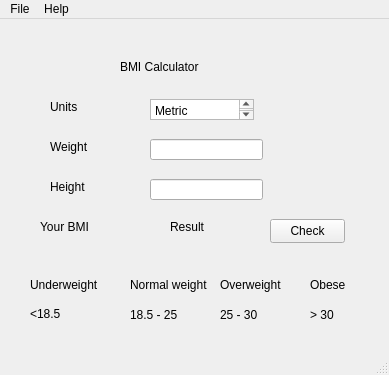
The window that Assignment - 6/bmi.ui (i-nura-l/OOP) describes before a commit, drawn with Qt 5.
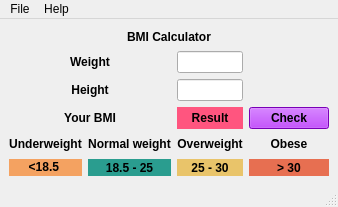
The same window after the commit.

What changed in the file:
```diff
--- a/Assignment - 6/bmi.ui
+++ b/Assignment - 6/bmi.ui
@@ -6,256 +6,270 @@
    <rect>
     <x>0</x>
     <y>0</y>
-    <width>389</width>
-    <height>375</height>
+    <width>338</width>
+    <height>207</height>
    </rect>
   </property>
   <property name="windowTitle">
    <string>MainWindow</string>
   </property>
   <widget class="QWidget" name="centralwidget">
+   <layout class="QVBoxLayout" name="verticalLayout">
+    <item>
+     <layout class="QGridLayout" name="gridLayout">
+      <item row="0" column="0" colspan="4">
    <widget class="QLabel" name="label">
-    <property name="geometry">
-     <rect>
-      <x>120</x>
-      <y>40</y>
-      <width>81</width>
-      <height>16</height>
-     </rect>
+        <property name="font">
+         <font>
+          <bold>true</bold>
+         </font>
     </property>
     <property name="text">
      <string>BMI Calculator</string>
     </property>
-   </widget>
-   <widget class="QLabel" name="label_2">
-    <property name="geometry">
-     <rect>
-      <x>50</x>
-      <y>80</y>
-      <width>49</width>
-      <height>16</height>
-     </rect>
-    </property>
-    <property name="text">
-     <string>Units</string>
-    </property>
-   </widget>
+        <property name="alignment">
+         <set>Qt::AlignCenter</set>
+        </property>
+       </widget>
+      </item>
+      <item row="1" column="0" colspan="2">
    <widget class="QLabel" name="label_3">
-    <property name="geometry">
-     <rect>
-      <x>50</x>
-      <y>120</y>
-      <width>51</width>
-      <height>16</height>
-     </rect>
+        <property name="font">
+         <font>
+          <bold>true</bold>
+         </font>
     </property>
     <property name="text">
      <string>Weight</string>
     </property>
-   </widget>
-   <widget class="QLabel" name="label_4">
-    <property name="geometry">
-     <rect>
-      <x>50</x>
-      <y>160</y>
-      <width>49</width>
-      <height>16</height>
-     </rect>
-    </property>
-    <property name="text">
-     <string>Height</string>
-    </property>
-   </widget>
-   <widget class="QLabel" name="label_5">
-    <property name="geometry">
-     <rect>
-      <x>40</x>
-      <y>200</y>
-      <width>61</width>
-      <height>16</height>
-     </rect>
-    </property>
-    <property name="text">
-     <string>Your BMI</string>
-    </property>
-   </widget>
-   <widget class="QLabel" name="result">
-    <property name="geometry">
-     <rect>
-      <x>170</x>
-      <y>200</y>
-      <width>49</width>
-      <height>16</height>
-     </rect>
-    </property>
-    <property name="text">
-     <string>Result</string>
-    </property>
-   </widget>
-   <widget class="QLabel" name="label_7">
-    <property name="geometry">
-     <rect>
-      <x>30</x>
-      <y>250</y>
-      <width>91</width>
-      <height>31</height>
-     </rect>
-    </property>
-    <property name="text">
-     <string>Underweight</string>
-    </property>
-   </widget>
+        <property name="alignment">
+         <set>Qt::AlignCenter</set>
+        </property>
+       </widget>
+      </item>
+      <item row="4" column="1">
    <widget class="QLabel" name="label_8">
-    <property name="geometry">
-     <rect>
-      <x>130</x>
-      <y>250</y>
-      <width>91</width>
-      <height>31</height>
-     </rect>
+        <property name="font">
+         <font>
+          <bold>true</bold>
+         </font>
     </property>
     <property name="text">
      <string>Normal weight</string>
     </property>
-   </widget>
-   <widget class="QLabel" name="label_9">
-    <property name="geometry">
-     <rect>
-      <x>220</x>
-      <y>250</y>
-      <width>91</width>
-      <height>31</height>
-     </rect>
-    </property>
+        <property name="alignment">
+         <set>Qt::AlignCenter</set>
+        </property>
+       </widget>
+      </item>
+      <item row="5" column="0">
+       <widget class="QLabel" name="label_14">
+        <property name="font">
+         <font>
+          <bold>true</bold>
+         </font>
+        </property>
+        <property name="styleSheet">
+         <string notr="true">background-color: #F4A261</string>
+        </property>
     <property name="text">
-     <string>Overweight</string>
-    </property>
-   </widget>
-   <widget class="QLabel" name="label_10">
-    <property name="geometry">
-     <rect>
-      <x>310</x>
-      <y>250</y>
-      <width>91</width>
-      <height>31</height>
-     </rect>
-    </property>
+         <string>&lt;18.5 </string>
+        </property>
+        <property name="alignment">
+         <set>Qt::AlignCenter</set>
+        </property>
+       </widget>
+      </item>
+      <item row="5" column="3">
+       <widget class="QLabel" name="label_13">
+        <property name="font">
+         <font>
+          <bold>true</bold>
+         </font>
+        </property>
+        <property name="styleSheet">
+         <string notr="true">background-color: rgb(231, 111, 81);</string>
+        </property>
     <property name="text">
-     <string>Obese</string>
-    </property>
-   </widget>
+         <string>&gt; 30</string>
+        </property>
+        <property name="alignment">
+         <set>Qt::AlignCenter</set>
+        </property>
+       </widget>
+      </item>
+      <item row="5" column="2">
    <widget class="QLabel" name="label_11">
-    <property name="geometry">
-     <rect>
-      <x>220</x>
-      <y>280</y>
-      <width>91</width>
-      <height>31</height>
-     </rect>
+        <property name="font">
+         <font>
+          <bold>true</bold>
+         </font>
+        </property>
+        <property name="styleSheet">
+         <string notr="true">background-color: rgb(233, 196, 106);</string>
     </property>
     <property name="text">
      <string>25 - 30</string>
     </property>
-   </widget>
+        <property name="alignment">
+         <set>Qt::AlignCenter</set>
+        </property>
+       </widget>
+      </item>
+      <item row="5" column="1">
    <widget class="QLabel" name="label_12">
-    <property name="geometry">
-     <rect>
-      <x>130</x>
-      <y>280</y>
-      <width>91</width>
-      <height>31</height>
-     </rect>
+        <property name="font">
+         <font>
+          <bold>true</bold>
+         </font>
+        </property>
+        <property name="styleSheet">
+         <string notr="true">background-color: #2A9D8F</string>
     </property>
     <property name="text">
      <string>18.5 - 25</string>
     </property>
-   </widget>
-   <widget class="QLabel" name="label_13">
-    <property name="geometry">
-     <rect>
-      <x>310</x>
-      <y>280</y>
-      <width>91</width>
-      <height>31</height>
-     </rect>
+        <property name="alignment">
+         <set>Qt::AlignCenter</set>
+        </property>
+       </widget>
+      </item>
+      <item row="4" column="2">
+       <widget class="QLabel" name="label_9">
+        <property name="font">
+         <font>
+          <bold>true</bold>
+         </font>
     </property>
     <property name="text">
-     <string>&gt; 30</string>
-    </property>
-   </widget>
-   <widget class="QLabel" name="label_14">
-    <property name="geometry">
-     <rect>
-      <x>30</x>
-      <y>280</y>
-      <width>91</width>
-      <height>31</height>
-     </rect>
+         <string>Overweight</string>
+        </property>
+        <property name="alignment">
+         <set>Qt::AlignCenter</set>
+        </property>
+       </widget>
+      </item>
+      <item row="4" column="3">
+       <widget class="QLabel" name="label_10">
+        <property name="font">
+         <font>
+          <bold>true</bold>
+         </font>
     </property>
     <property name="text">
-     <string>&lt;18.5 </string>
-    </property>
-   </widget>
-   <widget class="QTextEdit" name="textEdit">
-    <property name="geometry">
-     <rect>
-      <x>150</x>
-      <y>80</y>
-      <width>104</width>
-      <height>21</height>
-     </rect>
-    </property>
-    <property name="html">
-     <string>&lt;!DOCTYPE HTML PUBLIC &quot;-//W3C//DTD HTML 4.0//EN&quot; &quot;http://www.w3.org/TR/REC-html40/strict.dtd&quot;&gt;
-&lt;html&gt;&lt;head&gt;&lt;meta name=&quot;qrichtext&quot; content=&quot;1&quot; /&gt;&lt;meta charset=&quot;utf-8&quot; /&gt;&lt;style type=&quot;text/css&quot;&gt;
-p, li { white-space: pre-wrap; }
-hr { height: 1px; border-width: 0; }
-li.unchecked::marker { content: &quot;\2610&quot;; }
-li.checked::marker { content: &quot;\2612&quot;; }
-&lt;/style&gt;&lt;/head&gt;&lt;body style=&quot; font-family:'Segoe UI'; font-size:9pt; font-weight:400; font-style:normal;&quot;&gt;
-&lt;p style=&quot; margin-top:0px; margin-bottom:0px; margin-left:0px; margin-right:0px; -qt-block-indent:0; text-indent:0px;&quot;&gt;Metric&lt;/p&gt;&lt;/body&gt;&lt;/html&gt;</string>
-    </property>
-   </widget>
-   <widget class="QPushButton" name="button1">
-    <property name="geometry">
-     <rect>
-      <x>270</x>
-      <y>200</y>
-      <width>75</width>
-      <height>24</height>
-     </rect>
+         <string>Obese</string>
+        </property>
+        <property name="alignment">
+         <set>Qt::AlignCenter</set>
+        </property>
+       </widget>
+      </item>
+      <item row="4" column="0">
+       <widget class="QLabel" name="label_7">
+        <property name="font">
+         <font>
+          <bold>true</bold>
+         </font>
     </property>
     <property name="text">
-     <string>Check</string>
-    </property>
-   </widget>
+         <string>Underweight</string>
+        </property>
+        <property name="alignment">
+         <set>Qt::AlignCenter</set>
+        </property>
+       </widget>
+      </item>
+      <item row="1" column="2">
    <widget class="QLineEdit" name="input1">
-    <property name="geometry">
-     <rect>
-      <x>150</x>
-      <y>120</y>
-      <width>113</width>
-      <height>21</height>
-     </rect>
-    </property>
-   </widget>
+        <property name="font">
+         <font>
+          <bold>true</bold>
+         </font>
+        </property>
+       </widget>
+      </item>
+      <item row="2" column="0" colspan="2">
+       <widget class="QLabel" name="label_4">
+        <property name="font">
+         <font>
+          <bold>true</bold>
+         </font>
+        </property>
+        <property name="text">
+         <string>Height</string>
+        </property>
+        <property name="alignment">
+         <set>Qt::AlignCenter</set>
+        </property>
+       </widget>
+      </item>
+      <item row="3" column="2">
+       <widget class="QLabel" name="result">
+        <property name="font">
+         <font>
+          <bold>true</bold>
+         </font>
+        </property>
+        <property name="styleSheet">
+         <string notr="true">background-color: rgb(255, 85, 127);</string>
+        </property>
+        <property name="text">
+         <string>Result</string>
+        </property>
+        <property name="alignment">
+         <set>Qt::AlignCenter</set>
+        </property>
+       </widget>
+      </item>
+      <item row="2" column="2">
    <widget class="QLineEdit" name="input2">
-    <property name="geometry">
-     <rect>
-      <x>150</x>
-      <y>160</y>
-      <width>113</width>
-      <height>21</height>
-     </rect>
-    </property>
-   </widget>
+        <property name="font">
+         <font>
+          <bold>true</bold>
+         </font>
+        </property>
+       </widget>
+      </item>
+      <item row="3" column="3">
+       <widget class="QPushButton" name="button1">
+        <property name="font">
+         <font>
+          <bold>true</bold>
+         </font>
+        </property>
+        <property name="styleSheet">
+         <string notr="true">background-color: rgb(170, 0, 255);</string>
+        </property>
+        <property name="text">
+         <string>Check</string>
+        </property>
+       </widget>
+      </item>
+      <item row="3" column="0" colspan="2">
+       <widget class="QLabel" name="label_5">
+        <property name="font">
+         <font>
+          <bold>true</bold>
+         </font>
+        </property>
+        <property name="text">
+         <string>Your BMI</string>
+        </property>
+        <property name="alignment">
+         <set>Qt::AlignCenter</set>
+        </property>
+       </widget>
+      </item>
+     </layout>
+    </item>
+   </layout>
   </widget>
   <widget class="QMenuBar" name="menubar">
    <property name="geometry">
     <rect>
      <x>0</x>
      <y>0</y>
-     <width>389</width>
+     <width>338</width>
      <height>22</height>
     </rect>
    </property>
```
Lines whose indentation alone changed are shown as unchanged.
